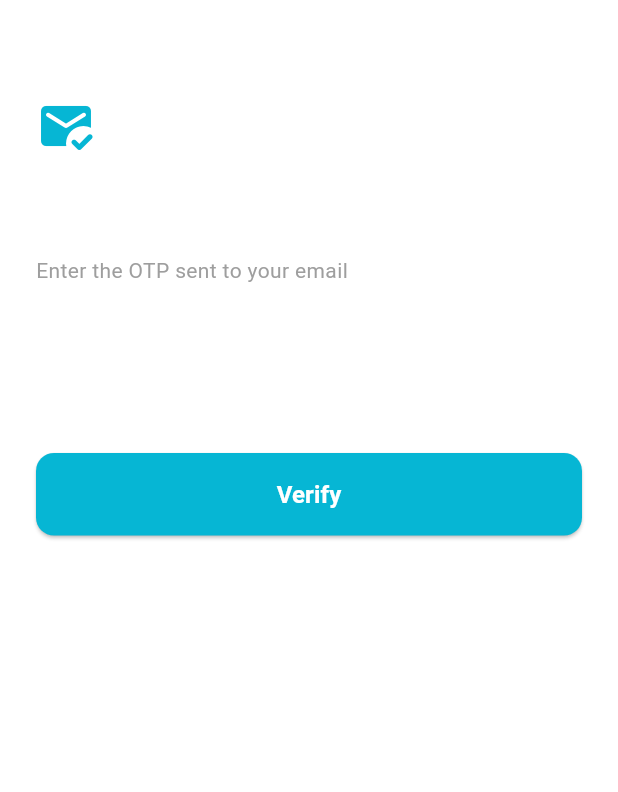
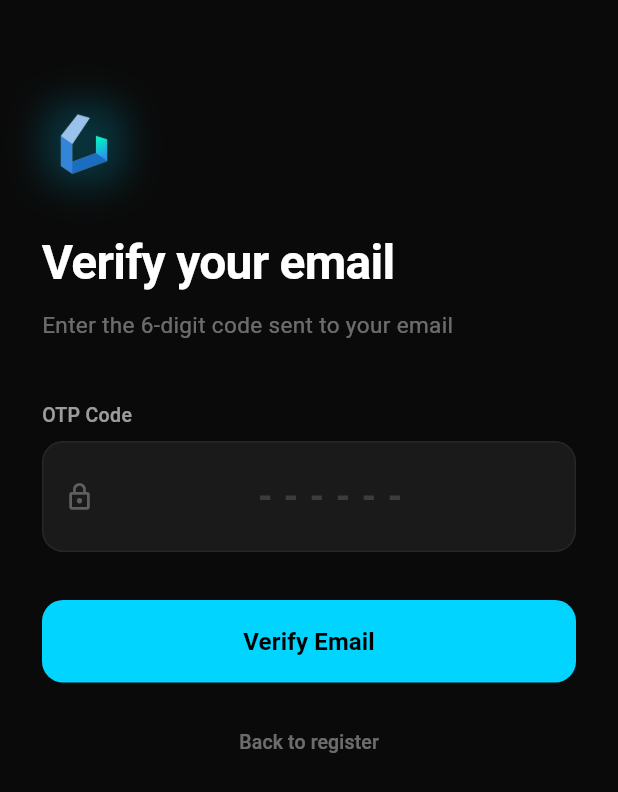
Before and after one commit to littlebit-alt/householdServices, a Flutter app: the VerifyOtpScreen screen opened by its route, on a phone screen of 412 x 824 dp. Shown: the top 792 px of the screen. Run offline on Flutter 3.47's test engine with Material 3 defaults, Android fonts, the phone set to English and light mode, and no system bars; our stand-ins replace go_router, shared_preferences; accounts and stored records are empty; network calls fail.

Commit message:
final touches

```diff
--- a/mobile/lib/screens/auth/verify_otp_screen.dart
+++ b/mobile/lib/screens/auth/verify_otp_screen.dart
@@ -22,9 +22,12 @@ class _VerifyOtpScreenState extends State<VerifyOtpScreen> {
     if (result['success']) {
       context.go('/home');
     } else {
-      ScaffoldMessenger.of(context).showSnackBar(
-        SnackBar(content: Text(result['message'] ?? 'Verification failed')),
-      );
+      ScaffoldMessenger.of(context).showSnackBar(SnackBar(
+        content: Text(result['message'] ?? 'Verification failed'),
+        backgroundColor: const Color(0xFF1A1A1A),
+        behavior: SnackBarBehavior.floating,
+        shape: RoundedRectangleBorder(borderRadius: BorderRadius.circular(12)),
+      ));
     }
   }
 
@@ -32,53 +35,82 @@ class _VerifyOtpScreenState extends State<VerifyOtpScreen> {
   Widget build(BuildContext context) {
     final auth = context.watch<AuthService>();
     return Scaffold(
-      backgroundColor: Colors.white,
+      backgroundColor: const Color(0xFF0A0A0A),
       body: SafeArea(
         child: Padding(
-          padding: const EdgeInsets.all(24),
+          padding: const EdgeInsets.all(28),
           child: Column(
             crossAxisAlignment: CrossAxisAlignment.start,
             children: [
               const SizedBox(height: 40),
-              const Icon(Icons.mark_email_read_rounded,
-                  size: 40, color: Color(0xFF06B6D4)),
-              const SizedBox(height: 24),
-              const Text('Verify your email',
-                  style: TextStyle(fontSize: 24, fontWeight: FontWeight.bold)),
+
+              // Logo
+              Container(
+                width: 56,
+                height: 56,
+                decoration: BoxDecoration(
+                  borderRadius: BorderRadius.circular(16),
+                  boxShadow: [BoxShadow(color: const Color(0xFF00D4FF).withOpacity(0.2), blurRadius: 20)],
+                ),
+                child: ClipRRect(
+                  borderRadius: BorderRadius.circular(16),
+                  child: Image.asset('lib/asset/logo.png', fit: BoxFit.cover),
+                ),
+              ),
+              const SizedBox(height: 28),
+
+              const Text('Verify your email', style: TextStyle(color: Colors.white, fontSize: 32, fontWeight: FontWeight.bold, letterSpacing: -0.5)),
               const SizedBox(height: 8),
-              const Text('Enter the OTP sent to your email',
-                  style: TextStyle(color: Colors.grey)),
-              const SizedBox(height: 32),
-              TextField(
-                controller: _otpController,
-                keyboardType: TextInputType.number,
-                decoration: InputDecoration(
-                  labelText: 'OTP Code',
-                  border: OutlineInputBorder(
-                      borderRadius: BorderRadius.circular(12)),
-                  focusedBorder: OutlineInputBorder(
-                    borderRadius: BorderRadius.circular(12),
-                    borderSide: const BorderSide(color: Color(0xFF06B6D4)),
+              Text('Enter the 6-digit code sent to your email', style: TextStyle(color: Colors.white.withOpacity(0.4), fontSize: 15)),
+              const SizedBox(height: 40),
+
+              Text('OTP Code', style: TextStyle(color: Colors.white.withOpacity(0.6), fontSize: 13, fontWeight: FontWeight.w500)),
+              const SizedBox(height: 8),
+              Container(
+                decoration: BoxDecoration(
+                  color: const Color(0xFF1A1A1A),
+                  borderRadius: BorderRadius.circular(14),
+                  border: Border.all(color: Colors.white.withOpacity(0.06)),
+                ),
+                child: TextField(
+                  controller: _otpController,
+                  keyboardType: TextInputType.number,
+                  textAlign: TextAlign.center,
+                  style: const TextStyle(color: Colors.white, fontSize: 24, fontWeight: FontWeight.bold, letterSpacing: 8),
+                  maxLength: 6,
+                  decoration: InputDecoration(
+                    counterText: '',
+                    prefixIcon: Icon(Icons.lock_outline, color: Colors.white.withOpacity(0.3), size: 20),
+                    border: InputBorder.none,
+                    contentPadding: const EdgeInsets.symmetric(horizontal: 16, vertical: 18),
+                    hintText: '------',
+                    hintStyle: TextStyle(color: Colors.white.withOpacity(0.15), fontSize: 24, letterSpacing: 8),
                   ),
                 ),
               ),
-              const SizedBox(height: 24),
+              const SizedBox(height: 32),
+
               SizedBox(
                 width: double.infinity,
                 child: ElevatedButton(
                   onPressed: auth.isLoading ? null : _verify,
                   style: ElevatedButton.styleFrom(
-                    backgroundColor: const Color(0xFF06B6D4),
-                    foregroundColor: Colors.white,
+                    backgroundColor: const Color(0xFF00D4FF),
+                    foregroundColor: Colors.black,
                     padding: const EdgeInsets.symmetric(vertical: 16),
-                    shape: RoundedRectangleBorder(
-                        borderRadius: BorderRadius.circular(12)),
+                    shape: RoundedRectangleBorder(borderRadius: BorderRadius.circular(14)),
+                    elevation: 0,
                   ),
                   child: auth.isLoading
-                      ? const CircularProgressIndicator(color: Colors.white)
-                      : const Text('Verify',
-                          style: TextStyle(
-                              fontSize: 16, fontWeight: FontWeight.w600)),
+                      ? const SizedBox(width: 20, height: 20, child: CircularProgressIndicator(color: Colors.black, strokeWidth: 2))
+                      : const Text('Verify Email', style: TextStyle(fontSize: 16, fontWeight: FontWeight.bold)),
+                ),
+              ),
+              const SizedBox(height: 16),
+              Center(
+                child: TextButton(
+                  onPressed: () => context.go('/register'),
+                  child: Text('Back to register', style: TextStyle(color: Colors.white.withOpacity(0.4), fontSize: 13)),
                 ),
               ),
             ],
```
Also changed, not shown: mobile/lib/screens/auth/login_screen.dart (+11 -8 lines), mobile/lib/screens/auth/provider_login_screen.dart (+11 -7 lines), mobile/lib/screens/auth/register_screen.dart (+13 -0 lines), mobile/lib/screens/onboarding_screen.dart (+6 -2 lines), mobile/lib/screens/role_selection_screen.dart (+11 -7 lines), mobile/lib/screens/splash_screen.dart (+35 -18 lines), mobile/pubspec.yaml (+11 -2 lines), mobile/lib/asset/logo.png (added), mobile/pubspec.lock, 10 other files.
